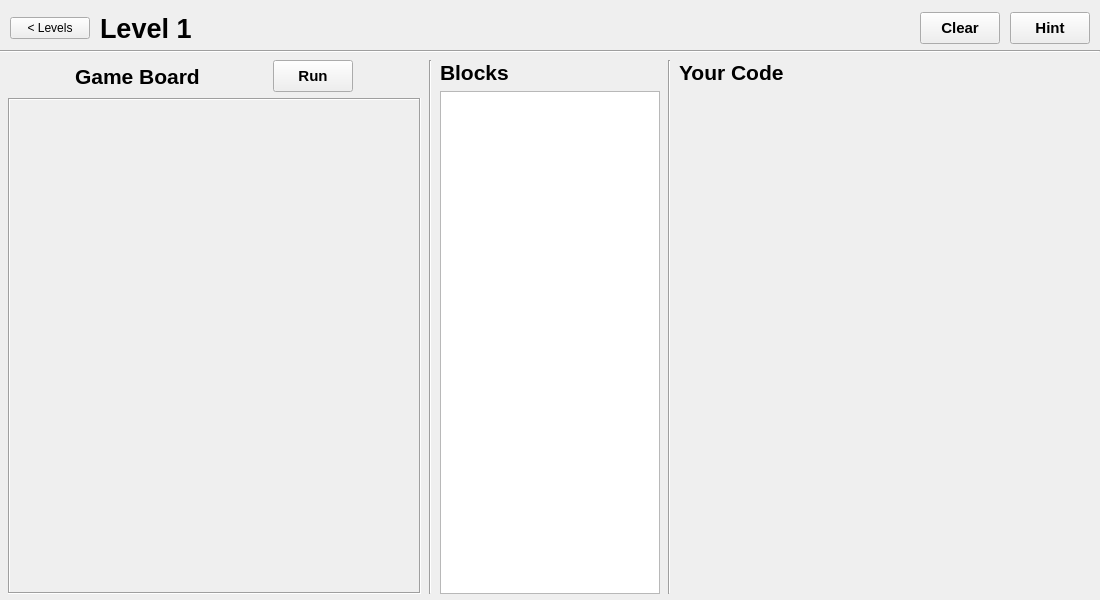
First picture: the form in mainwindow.ui, repository UofU-CS3505/cs3505-CodeQuest, before the edit.
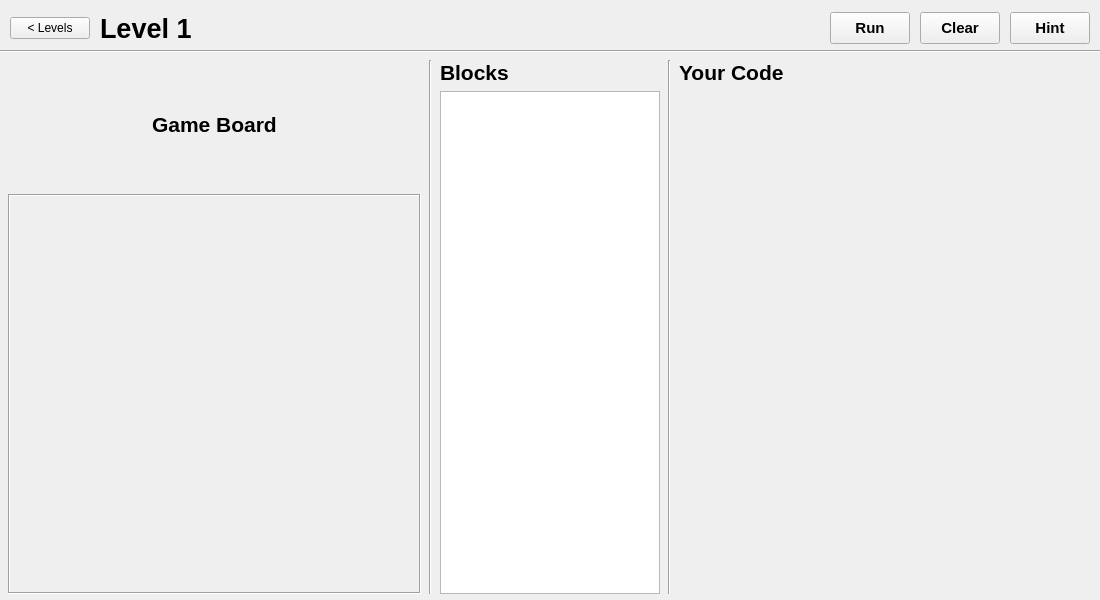
Second picture: the form after the edit. The open tabs and pages were chosen to show the change. Custom widgets are drawn as their Qt base class.

Commit message: adjust for run position

What changed in the file:
```diff
--- a/mainwindow.ui
+++ b/mainwindow.ui
@@ -676,6 +676,31 @@
          </property>
         </spacer>
        </item>
+       <item>
+        <widget class="QPushButton" name="runButton">
+         <property name="sizePolicy">
+          <sizepolicy hsizetype="Fixed" vsizetype="Fixed">
+           <horstretch>0</horstretch>
+           <verstretch>0</verstretch>
+          </sizepolicy>
+         </property>
+         <property name="minimumSize">
+          <size>
+           <width>80</width>
+           <height>32</height>
+          </size>
+         </property>
+         <property name="font">
+          <font>
+           <pointsize>11</pointsize>
+           <bold>true</bold>
+          </font>
+         </property>
+         <property name="text">
+          <string>Run</string>
+         </property>
+        </widget>
+       </item>
        <item>
         <widget class="QPushButton" name="clearButton">
          <property name="minimumSize">
@@ -783,31 +808,6 @@
              </property>
             </widget>
            </item>
-           <item>
-            <widget class="QPushButton" name="runButton">
-             <property name="sizePolicy">
-              <sizepolicy hsizetype="Fixed" vsizetype="Fixed">
-               <horstretch>0</horstretch>
-               <verstretch>0</verstretch>
-              </sizepolicy>
-             </property>
-             <property name="minimumSize">
-              <size>
-               <width>80</width>
-               <height>32</height>
-              </size>
-             </property>
-             <property name="font">
-              <font>
-               <pointsize>11</pointsize>
-               <bold>true</bold>
-              </font>
-             </property>
-             <property name="text">
-              <string>Run</string>
-             </property>
-            </widget>
-           </item>
           </layout>
          </item>
          <item>
```
Left out of the diff: 2 changed lines with no effect on the pictures.
